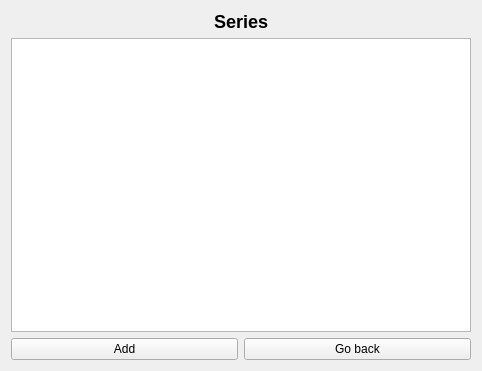
Qt form FilmManager/serielistviewwidget.ui (Zachaly/Jipp_Projekt_ZS_NS) before a commit.
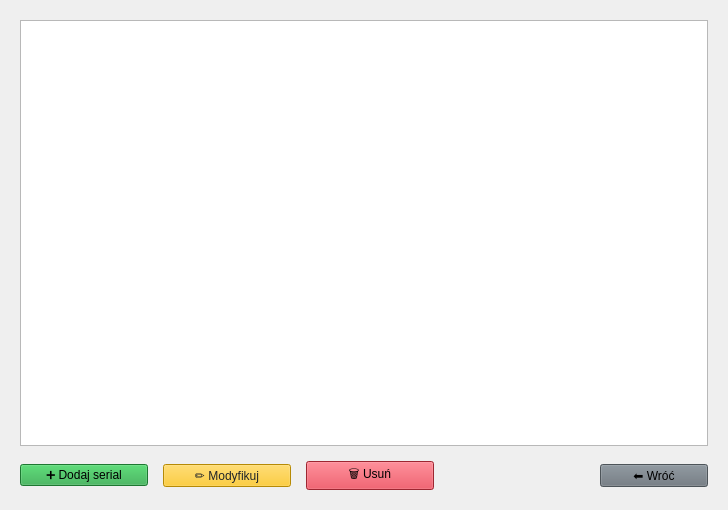
The same form after that commit. Icons and pictures are not drawn.

Commit message: update series list display

The edit to the form file:
```diff
--- a/FilmManager/serielistviewwidget.ui
+++ b/FilmManager/serielistviewwidget.ui
@@ -6,27 +6,148 @@
    <rect>
     <x>0</x>
     <y>0</y>
-    <width>482</width>
-    <height>371</height>
+    <width>728</width>
+    <height>510</height>
    </rect>
   </property>
   <property name="windowTitle">
    <string>Form</string>
   </property>
-  <layout class="QVBoxLayout" name="verticalLayout">
-   <item>
-    <widget class="QLabel" name="titleLabel">
-     <property name="styleSheet">
-      <string notr="true">font-weight: bold; font-size: 18px;</string>
-     </property>
-     <property name="text">
-      <string>Series</string>
-     </property>
-     <property name="alignment">
-      <set>Qt::AlignmentFlag::AlignCenter</set>
-     </property>
-    </widget>
-   </item>
+  <property name="styleSheet">
+   <string notr="true">QWidget {
+    background-color: #f8f9fa;
+    font-family: 'Segoe UI', Arial, sans-serif;
+}
+
+QGroupBox {
+    font-weight: bold;
+    border: 2px solid #dee2e6;
+    border-radius: 8px;
+    margin-top: 1ex;
+    padding-top: 10px;
+    background-color: white;
+}
+
+QGroupBox::title {
+    subcontrol-origin: margin;
+    left: 10px;
+    padding: 0 5px 0 5px;
+    color: #495057;
+}
+
+QPushButton {
+    background-color: #007bff;
+    color: white;
+    border: none;
+    padding: 8px 16px;
+    border-radius: 6px;
+    font-weight: bold;
+    min-width: 80px;
+}
+
+QPushButton:hover {
+    background-color: #0056b3;
+}
+
+QPushButton:pressed {
+    background-color: #004085;
+}
+
+QPushButton:disabled {
+    background-color: #6c757d;
+    color: #adb5bd;
+}
+
+QLineEdit {
+    border: 2px solid #ced4da;
+    border-radius: 6px;
+    padding: 8px 12px;
+    background-color: white;
+    selection-background-color: #007bff;
+}
+
+QLineEdit:focus {
+    border-color: #007bff;
+    outline: none;
+}
+
+QComboBox {
+    border: 2px solid #ced4da;
+    border-radius: 6px;
+    padding: 8px 12px;
+    background-color: white;
+    min-width: 120px;
+}
+
+QComboBox:focus {
+    border-color: #007bff;
+}
+
+QComboBox::drop-down {
+    subcontrol-origin: padding;
+    subcontrol-position: top right;
+    width: 20px;
+    border-left-width: 1px;
+    border-left-color: #ced4da;
+    border-left-style: solid;
+    border-top-right-radius: 6px;
+    border-bottom-right-radius: 6px;
+}
+
+QComboBox::down-arrow {
+    image: url(:/icons/arrow-down.png);
+    width: 12px;
+    height: 12px;
+}
+
+QRadioButton {
+    spacing: 8px;
+    color: #495057;
+    font-weight: normal;
+}
+
+QRadioButton::indicator {
+    width: 18px;
+    height: 18px;
+}
+
+QRadioButton::indicator:unchecked {
+    border: 2px solid #ced4da;
+    border-radius: 9px;
+    background-color: white;
+}
+
+QRadioButton::indicator:checked {
+    border: 2px solid #007bff;
+    border-radius: 9px;
+    background-color: #007bff;
+}
+
+QRadioButton::indicator:checked:hover {
+    background-color: #0056b3;
+    border-color: #0056b3;
+}
+
+QLabel {
+    color: #495057;
+    font-weight: normal;</string>
+  </property>
+  <layout class="QVBoxLayout" name="mainLayout">
+   <property name="spacing">
+    <number>15</number>
+   </property>
+   <property name="leftMargin">
+    <number>20</number>
+   </property>
+   <property name="topMargin">
+    <number>20</number>
+   </property>
+   <property name="rightMargin">
+    <number>20</number>
+   </property>
+   <property name="bottomMargin">
+    <number>20</number>
+   </property>
    <item>
     <widget class="QListWidget" name="serieList"/>
    </item>
@@ -34,15 +155,109 @@
     <layout class="QHBoxLayout" name="buttonLayout">
      <item>
       <widget class="QPushButton" name="addSerieButton">
+       <property name="styleSheet">
+        <string notr="true">QPushButton {
+    background-color: #28a745;
+    min-width: 120px;
+}
+
+QPushButton:hover {
+    background-color: #218838;
+}
+
+QPushButton:pressed {
+    background-color: #1e7e34;
+}</string>
+       </property>
        <property name="text">
-        <string>Add</string>
+        <string>➕ Dodaj serial</string>
        </property>
       </widget>
      </item>
+     <item>
+      <widget class="QPushButton" name="modifyButton">
+       <property name="styleSheet">
+        <string notr="true">QPushButton {
+    background-color: #ffc107;
+    color: #212529;
+    min-width: 120px;
+}
+
+QPushButton:hover {
+    background-color: #e0a800;
+}
+
+QPushButton:pressed {
+    background-color: #d39e00;
+}
+
+QPushButton:disabled {
+    background-color: #6c757d;
+    color: #adb5bd;
+}</string>
+       </property>
+       <property name="text">
+        <string>✏️ Modyfikuj</string>
+       </property>
+      </widget>
+     </item>
+     <item>
+      <widget class="QPushButton" name="deleteButton">
+       <property name="styleSheet">
+        <string notr="true">QPushButton {
+    background-color: #dc3545;
+    min-width: 120px;
+}
+
+QPushButton:hover {
+    background-color: #c82333;
+}
+
+QPushButton:pressed {
+    background-color: #bd2130;
+}
+
+QPushButton:disabled {
+    background-color: #6c757d;
+    color: #adb5bd;
+}</string>
+       </property>
+       <property name="text">
+        <string>🗑️ Usuń</string>
+       </property>
+      </widget>
+     </item>
+     <item>
+      <spacer name="horizontalSpacer">
+       <property name="orientation">
+        <enum>Qt::Orientation::Horizontal</enum>
+       </property>
+       <property name="sizeHint" stdset="0">
+        <size>
+         <width>40</width>
+         <height>20</height>
+        </size>
+       </property>
+      </spacer>
+     </item>
      <item>
       <widget class="QPushButton" name="goBackButton">
+       <property name="styleSheet">
+        <string notr="true">QPushButton {
+    background-color: #6c757d;
+    min-width: 100px;
+}
+
+QPushButton:hover {
+    background-color: #5a6268;
+}
+
+QPushButton:pressed {
+    background-color: #545b62;
+}</string>
+       </property>
        <property name="text">
-        <string>Go back</string>
+        <string>⬅️ Wróć</string>
        </property>
       </widget>
      </item>
```
The commit also changes 6 other files.
